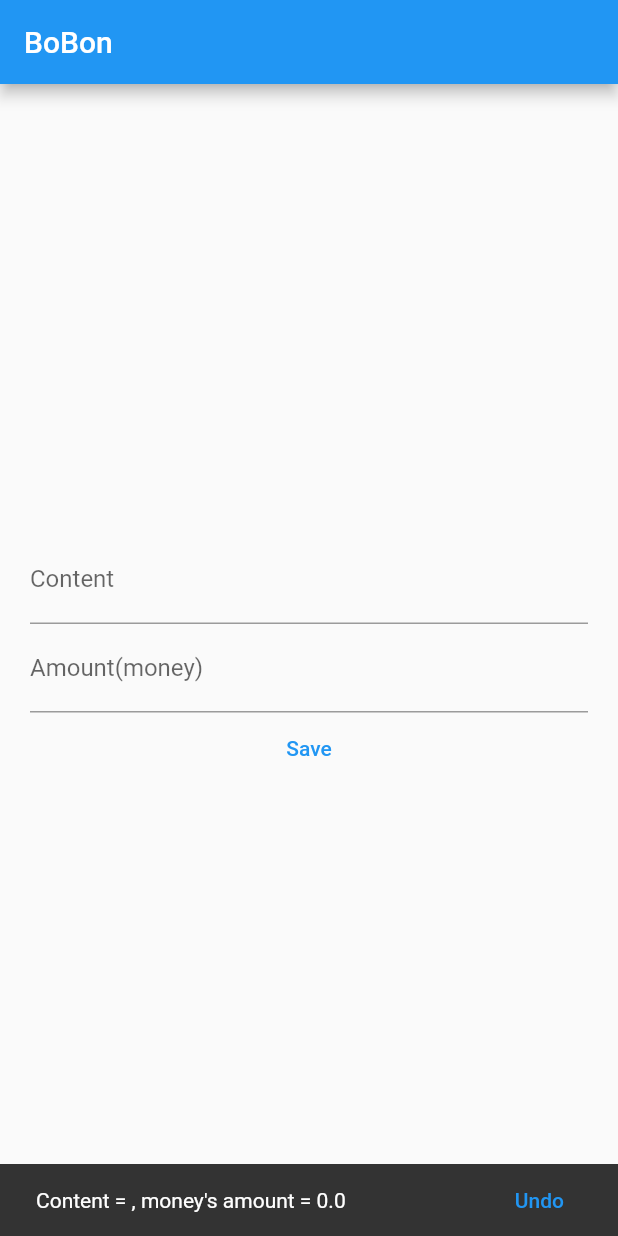
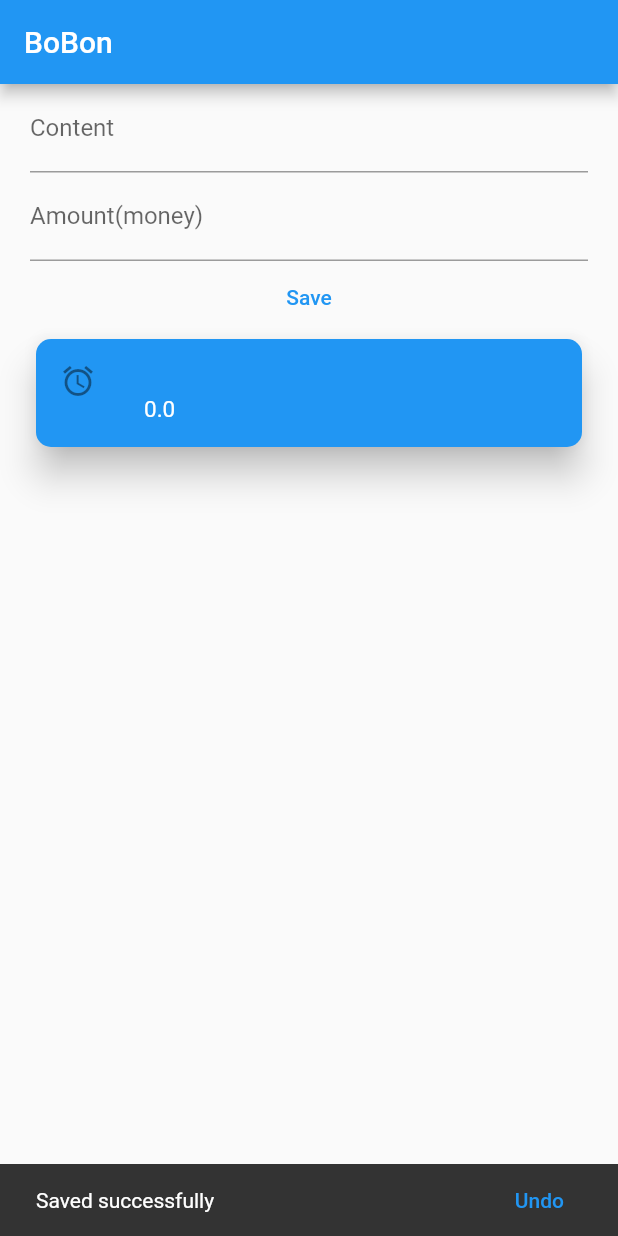
Before and after one commit to huynhminhvangit/hello_world, a Flutter app: the screen it shows after launch, after a tap on "Save", on a phone screen of 412 x 824 dp. Run offline on Flutter 3.47's test engine with Material 2 defaults, Android fonts, the phone set to English and light mode, and no system bars.

Commit message:
Use ListView, ListTile, SnackBar

```diff
--- a/lib/MyApp.dart
+++ b/lib/MyApp.dart
@@ -1,4 +1,6 @@
 import 'package:flutter/material.dart';
+import 'package:hello_world/TransactionList.dart';
+import 'package:hello_world/transaction.dart';
 
 // ignore: must_be_immutable
 class MyApp extends StatefulWidget {
@@ -13,8 +15,9 @@ class _MyAppState extends State<MyApp> with WidgetsBindingObserver {
   final _contentEditingController = new TextEditingController();
   final _amountEditingController = new TextEditingController();
 
-  String _content = '';
-  double _amount = 0;
+  Transaction _transaction = Transaction(content: '', amount: 0.0);
+
+  List<Transaction> _transactions = <Transaction>[];
 
   @override
   Widget build(BuildContext context) {
@@ -27,6 +30,7 @@ class _MyAppState extends State<MyApp> with WidgetsBindingObserver {
         ),
         body: SafeArea(
             minimum: EdgeInsets.only(left: 20, right: 20),
+            child: SingleChildScrollView(
               child: Column(
                 mainAxisAlignment: MainAxisAlignment.center,
                 children: [
@@ -37,7 +41,7 @@ class _MyAppState extends State<MyApp> with WidgetsBindingObserver {
                     ),
                     onChanged: (value) {
                       this.setState(() {
-                    _content = value;
+                        _transaction.content = value;
                       });
                     },
                   ),
@@ -48,15 +52,21 @@ class _MyAppState extends State<MyApp> with WidgetsBindingObserver {
                     ),
                     onChanged: (value) {
                       this.setState(() {
-                    _amount = double.tryParse(value) ?? 0;
+                        _transaction.amount = double.tryParse(value) ?? 0;
                       });
                     },
                   ),
                   TextButton(
                     onPressed: () {
+                      setState(() {
+                        _transactions.add(_transaction);
+                        _transaction = Transaction(content: '', amount: 0.0);
+                        _contentEditingController.text = '';
+                        _amountEditingController.text = '';
+                      });
+
                       final snackbar = SnackBar(
-                    content:
-                        Text('Content = $_content, money\'s amount = $_amount'),
+                        content: Text('Saved successfully'),
                         action: SnackBarAction(
                           label: 'Undo',
                           onPressed: () {
@@ -68,9 +78,10 @@ class _MyAppState extends State<MyApp> with WidgetsBindingObserver {
                     },
                     child: Text('Save'),
                   ),
+                  TransactionList(transactions: _transactions)
                 ],
               ),
-        ),
+            )),
       ),
     );
   }
--- /dev/null
+++ b/lib/TransactionList.dart
@@ -0,0 +1,49 @@
+import 'package:flutter/material.dart';
+import 'transaction.dart';
+
+class TransactionList extends StatelessWidget {
+  final List<Transaction> transactions;
+
+  TransactionList({required this.transactions});
+
+  ListView _buildListView() {
+    return ListView.builder(
+        itemCount: transactions.length,
+        itemBuilder: (context, index) {
+          return Card(
+            shape: RoundedRectangleBorder(
+              borderRadius: BorderRadius.circular(10),
+            ),
+            color: (index % 2 == 0) ? Colors.blue : Colors.green,
+            elevation: 10,
+            child: ListTile(
+              leading: const Icon(Icons.access_alarm),
+              title: Text(
+                transactions[index].content,
+                style: TextStyle(
+                  fontWeight: FontWeight.bold,
+                  fontSize: 18,
+                  color: Colors.white,
+                ),
+              ),
+              subtitle: Text(
+                transactions[index].amount.toString(),
+                style: TextStyle(
+                  fontSize: 15,
+                  color: Colors.white,
+                ),
+              ),
+              onTap: () {},
+            ),
+          );
+        });
+  }
+
+  @override
+  Widget build(Object context) {
+    return Container(
+      height: 500,
+      child: _buildListView(),
+    );
+  }
+}
--- /dev/null
+++ b/lib/transaction.dart
@@ -0,0 +1,6 @@
+class Transaction {
+  String content;
+  double amount;
+
+  Transaction({required this.content, required this.amount});
+}
```
Lines whose indentation alone changed are shown as unchanged.
